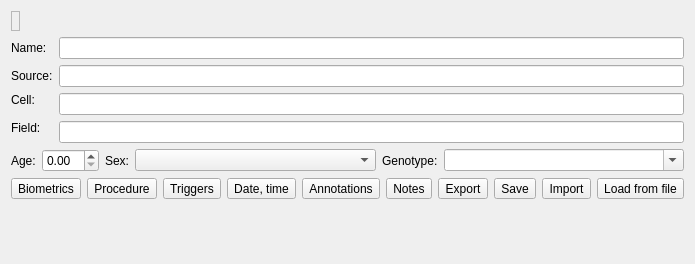
Above: src/scipyen/gui/widgets/metadatawidget.ui from ctigaret/scipyen before the change. Below: the same form after it.
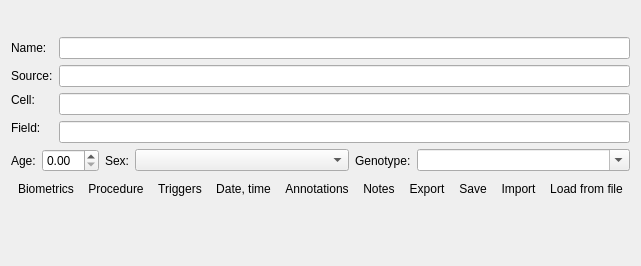
That is the form after the change. Icons and pictures are not drawn. Custom widgets are drawn as their Qt base class.

The edit to the form file:
```diff
--- a/src/scipyen/gui/widgets/metadatawidget.ui
+++ b/src/scipyen/gui/widgets/metadatawidget.ui
@@ -7,7 +7,7 @@
     <x>0</x>
     <y>0</y>
     <width>597</width>
-    <height>264</height>
+    <height>266</height>
    </rect>
   </property>
   <property name="windowTitle">
@@ -28,11 +28,14 @@
         <string>Name of the variable in the workspace</string>
        </property>
        <property name="frameShape">
-        <enum>QFrame::StyledPanel</enum>
+        <enum>QFrame::NoFrame</enum>
        </property>
        <property name="frameShadow">
         <enum>QFrame::Plain</enum>
        </property>
+       <property name="lineWidth">
+        <number>0</number>
+       </property>
        <property name="text">
         <string/>
        </property>
@@ -319,6 +322,9 @@
    </item>
    <item>
     <layout class="QHBoxLayout" name="horizontalLayout_2">
+     <property name="spacing">
+      <number>0</number>
+     </property>
      <item>
       <widget class="QToolButton" name="biometricsToolButton">
        <property name="toolTip">
@@ -337,6 +343,9 @@
         <iconset theme="package">
          <normaloff>.</normaloff>.</iconset>
        </property>
+       <property name="autoRaise">
+        <bool>true</bool>
+       </property>
       </widget>
      </item>
      <item>
@@ -357,6 +366,9 @@
         <iconset theme="configure">
          <normaloff>.</normaloff>.</iconset>
        </property>
+       <property name="autoRaise">
+        <bool>true</bool>
+       </property>
       </widget>
      </item>
      <item>
@@ -377,6 +389,9 @@
         <iconset theme="network-connect">
          <normaloff>.</normaloff>.</iconset>
        </property>
+       <property name="autoRaise">
+        <bool>true</bool>
+       </property>
       </widget>
      </item>
      <item>
@@ -397,6 +412,9 @@
         <iconset theme="change-date-symbolic">
          <normaloff>.</normaloff>.</iconset>
        </property>
+       <property name="autoRaise">
+        <bool>true</bool>
+       </property>
       </widget>
      </item>
      <item>
@@ -417,6 +435,9 @@
         <iconset theme="settings-configure">
          <normaloff>.</normaloff>.</iconset>
        </property>
+       <property name="autoRaise">
+        <bool>true</bool>
+       </property>
       </widget>
      </item>
      <item>
@@ -437,6 +458,9 @@
         <iconset theme="description">
          <normaloff>.</normaloff>.</iconset>
        </property>
+       <property name="autoRaise">
+        <bool>true</bool>
+       </property>
       </widget>
      </item>
      <item>
@@ -457,6 +481,9 @@
         <iconset theme="document-export">
          <normaloff>.</normaloff>.</iconset>
        </property>
+       <property name="autoRaise">
+        <bool>true</bool>
+       </property>
       </widget>
      </item>
      <item>
@@ -477,6 +504,9 @@
         <iconset theme="document-save">
          <normaloff>.</normaloff>.</iconset>
        </property>
+       <property name="autoRaise">
+        <bool>true</bool>
+       </property>
       </widget>
      </item>
      <item>
@@ -497,6 +527,9 @@
         <iconset theme="document-import">
          <normaloff>.</normaloff>.</iconset>
        </property>
+       <property name="autoRaise">
+        <bool>true</bool>
+       </property>
       </widget>
      </item>
      <item>
@@ -517,6 +550,9 @@
         <iconset theme="document-open">
          <normaloff>.</normaloff>.</iconset>
        </property>
+       <property name="autoRaise">
+        <bool>true</bool>
+       </property>
       </widget>
      </item>
      <item>
```
